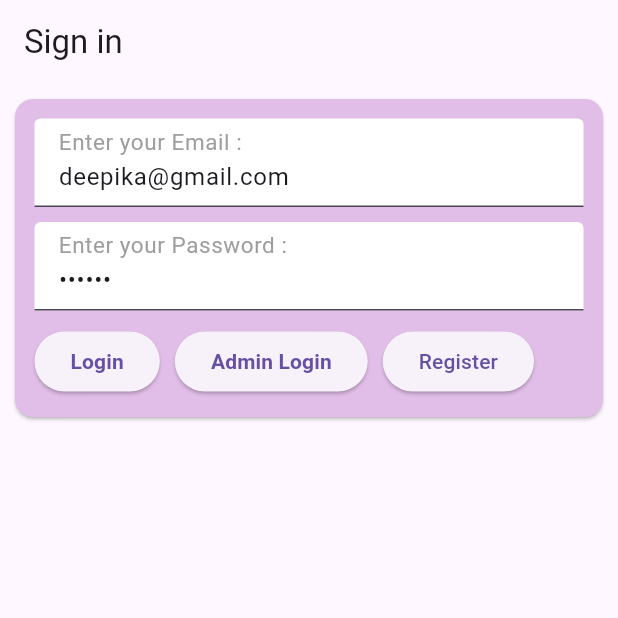
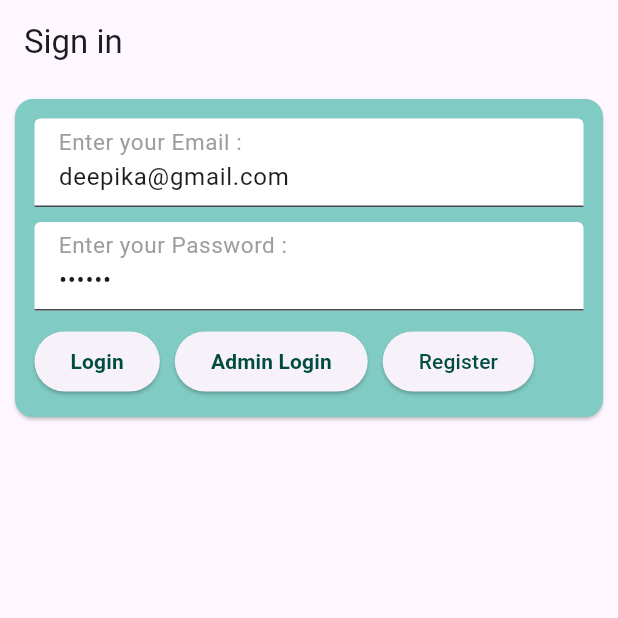
Before and after one commit to pranav-avn/bitsnbytes, a Flutter app: the screen it shows after launch, on a phone screen of 412 x 824 dp, the top half of it. Run offline on Flutter 3.47's test engine with Material 3 defaults, Android fonts, the phone set to English and light mode, and no system bars; our stand-ins replace camera, cloud_firestore, dash_chat_2, firebase_auth, firebase_core, firebase_messaging and 8 more; missing offline and left inert: firebase_admin; accounts and stored records are empty.

Commit message:
LLM modified

```diff
--- a/HomeIQ - App/smarthome/lib/Authentications/SignINScreen.dart
+++ b/HomeIQ - App/smarthome/lib/Authentications/SignINScreen.dart
@@ -47,7 +47,7 @@ class _SignInPageState extends State<SignInPage> {
         child: Center(
           child: Card(
             margin: EdgeInsets.all(10),
-            color: Colors.purple.shade100,
+            color: Colors.teal.shade200,
             child: Padding(
               padding: const EdgeInsets.all(13.0),
               child: Column(
@@ -76,7 +76,9 @@ class _SignInPageState extends State<SignInPage> {
                       ElevatedButton(
                           onPressed: _signIn,
                           child: Text('Login',
-                              style: TextStyle(fontWeight: FontWeight.bold))),
+                              style: TextStyle(
+                                  fontWeight: FontWeight.bold,
+                                  color: Colors.teal.shade900))),
                       SizedBox(width: 10),
                       ElevatedButton(
                           onPressed: () {
@@ -86,7 +88,9 @@ class _SignInPageState extends State<SignInPage> {
                                     builder: (context) => adminHomePage()));
                           },
                           child: Text('Admin Login',
-                              style: TextStyle(fontWeight: FontWeight.bold))),
+                              style: TextStyle(
+                                  fontWeight: FontWeight.bold,
+                                  color: Colors.teal.shade900))),
                       SizedBox(width: 10),
                       ElevatedButton(
                           onPressed: () {
@@ -95,7 +99,10 @@ class _SignInPageState extends State<SignInPage> {
                                 MaterialPageRoute(
                                     builder: (context) => registerScreen()));
                           },
-                          child: Text('Register')),
+                          child: Text(
+                            'Register',
+                            style: TextStyle(color: Colors.teal.shade900),
+                          )),
                     ],
                   )
                 ],
--- a/HomeIQ - App/smarthome/lib/screens/userSide/floor_plan_rooms/floor_plan.dart
+++ b/HomeIQ - App/smarthome/lib/screens/userSide/floor_plan_rooms/floor_plan.dart
@@ -231,7 +231,7 @@ class _FloorPlanWidgetState extends State<FloorPlanWidget> {
               style:
                   TextStyle(color: Colors.white, fontWeight: FontWeight.bold),
             ),
-            backgroundColor: Colors.blue,
+            backgroundColor: Colors.teal,
           ),
           body: Center(
             child: Column(
--- a/HomeIQ - App/smarthome/lib/tools/UiComponents.dart
+++ b/HomeIQ - App/smarthome/lib/tools/UiComponents.dart
@@ -16,6 +16,10 @@ TextStyle appTstyle() {
   return TextStyle(color: Colors.white, fontWeight: FontWeight.bold);
 }
 
+ButtonStyle BtnStyle() {
+  return ElevatedButton.styleFrom(backgroundColor: Colors.teal.shade200);
+}
+
 TextStyle buttonTstlye() {
   return TextStyle(color: Colors.white, fontWeight: FontWeight.bold);
 }
```
Also changed, not shown: HomeIQ - App/smarthome/lib/Authentications/RegisterScreen.dart (+4 -5 lines), HomeIQ - App/smarthome/lib/screens/LLM.dart (+21 -4 lines), HomeIQ - App/smarthome/lib/screens/homepage.dart (+17 -4 lines), HomeIQ - App/smarthome/lib/screens/userSide/MyFeedbacks.dart (+14 -2 lines), HomeIQ - App/smarthome/lib/screens/userSide/feedbackScreen.dart (+16 -2 lines), HomeIQ - App/smarthome/pubspec.lock, 2 other files.
